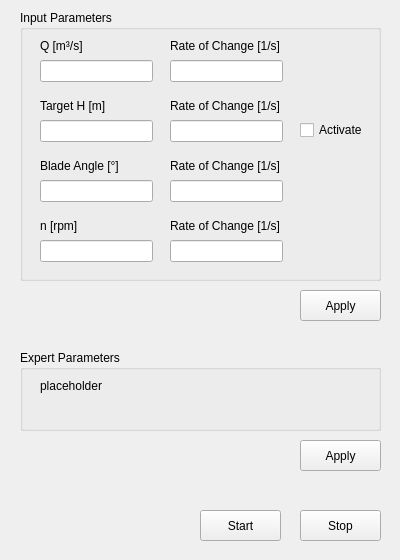
This is src/manual-automatic_control_widget.ui in AudriusZ/Hill-Chart-Calculator as Qt 5 draws it before an edit. The edited form follows.
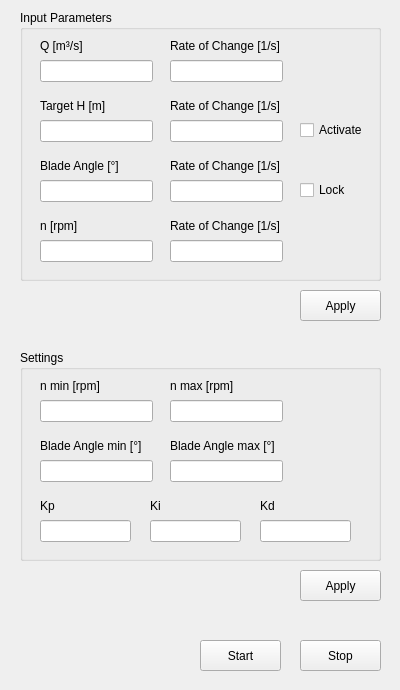
This is the edited form.

Patch:
```diff
--- a/src/manual-automatic_control_widget.ui
+++ b/src/manual-automatic_control_widget.ui
@@ -7,7 +7,7 @@
     <x>0</x>
     <y>0</y>
     <width>400</width>
-    <height>560</height>
+    <height>690</height>
    </rect>
   </property>
   <property name="windowTitle">
@@ -222,6 +222,19 @@
    <property name="title">
     <string>Input Parameters</string>
    </property>
+   <widget class="QCheckBox" name="checkBox_2">
+    <property name="geometry">
+     <rect>
+      <x>280</x>
+      <y>170</y>
+      <width>75</width>
+      <height>20</height>
+     </rect>
+    </property>
+    <property name="text">
+     <string>Lock</string>
+    </property>
+   </widget>
   </widget>
   <widget class="QPushButton" name="pushButtonApply">
    <property name="geometry">
@@ -242,23 +255,171 @@
      <x>20</x>
      <y>350</y>
      <width>361</width>
-     <height>81</height>
+     <height>211</height>
     </rect>
    </property>
    <property name="title">
-    <string>Expert Parameters</string>
+    <string>Settings</string>
    </property>
    <widget class="QLabel" name="label_n_2">
     <property name="geometry">
      <rect>
+      <x>150</x>
+      <y>80</y>
+      <width>111</width>
+      <height>31</height>
+     </rect>
+    </property>
+    <property name="text">
+     <string>Blade Angle max [°]</string>
+    </property>
+   </widget>
+   <widget class="QLabel" name="label_Kp">
+    <property name="geometry">
+     <rect>
       <x>20</x>
+      <y>140</y>
+      <width>101</width>
+      <height>31</height>
+     </rect>
+    </property>
+    <property name="text">
+     <string>Kp</string>
+    </property>
+   </widget>
+   <widget class="QLineEdit" name="lineEdit_Ki">
+    <property name="geometry">
+     <rect>
+      <x>130</x>
+      <y>170</y>
+      <width>91</width>
+      <height>22</height>
+     </rect>
+    </property>
+   </widget>
+   <widget class="QLabel" name="label_n_min">
+    <property name="geometry">
+     <rect>
+      <x>20</x>
       <y>20</y>
       <width>101</width>
       <height>31</height>
      </rect>
     </property>
     <property name="text">
-     <string>placeholder</string>
+     <string>n min [rpm]</string>
+    </property>
+   </widget>
+   <widget class="QLineEdit" name="lineEdit_blade_angle_max">
+    <property name="geometry">
+     <rect>
+      <x>150</x>
+      <y>110</y>
+      <width>113</width>
+      <height>22</height>
+     </rect>
+    </property>
+   </widget>
+   <widget class="QLabel" name="label_n_max">
+    <property name="geometry">
+     <rect>
+      <x>150</x>
+      <y>20</y>
+      <width>111</width>
+      <height>31</height>
+     </rect>
+    </property>
+    <property name="text">
+     <string>n max [rpm]</string>
+    </property>
+   </widget>
+   <widget class="QLabel" name="label_Ki">
+    <property name="geometry">
+     <rect>
+      <x>130</x>
+      <y>140</y>
+      <width>111</width>
+      <height>31</height>
+     </rect>
+    </property>
+    <property name="text">
+     <string>Ki</string>
+    </property>
+   </widget>
+   <widget class="QLineEdit" name="lineEdit_n_max">
+    <property name="geometry">
+     <rect>
+      <x>150</x>
+      <y>50</y>
+      <width>113</width>
+      <height>22</height>
+     </rect>
+    </property>
+   </widget>
+   <widget class="QLabel" name="label_Kd">
+    <property name="geometry">
+     <rect>
+      <x>240</x>
+      <y>140</y>
+      <width>101</width>
+      <height>31</height>
+     </rect>
+    </property>
+    <property name="text">
+     <string>Kd</string>
+    </property>
+   </widget>
+   <widget class="QLineEdit" name="lineEdit_blade_angle_min">
+    <property name="geometry">
+     <rect>
+      <x>20</x>
+      <y>110</y>
+      <width>113</width>
+      <height>22</height>
+     </rect>
+    </property>
+   </widget>
+   <widget class="QLineEdit" name="lineEdit_Kd">
+    <property name="geometry">
+     <rect>
+      <x>240</x>
+      <y>170</y>
+      <width>91</width>
+      <height>22</height>
+     </rect>
+    </property>
+   </widget>
+   <widget class="QLabel" name="label_blade_angle_min">
+    <property name="geometry">
+     <rect>
+      <x>20</x>
+      <y>80</y>
+      <width>101</width>
+      <height>31</height>
+     </rect>
+    </property>
+    <property name="text">
+     <string>Blade Angle min [°]</string>
+    </property>
+   </widget>
+   <widget class="QLineEdit" name="lineEdit_n_min">
+    <property name="geometry">
+     <rect>
+      <x>20</x>
+      <y>50</y>
+      <width>113</width>
+      <height>22</height>
+     </rect>
+    </property>
+   </widget>
+   <widget class="QLineEdit" name="lineEdit_Kp">
+    <property name="geometry">
+     <rect>
+      <x>20</x>
+      <y>170</y>
+      <width>91</width>
+      <height>22</height>
+     </rect>
     </property>
    </widget>
   </widget>
@@ -266,7 +427,7 @@
    <property name="geometry">
     <rect>
      <x>300</x>
-     <y>440</y>
+     <y>570</y>
      <width>81</width>
      <height>31</height>
     </rect>
@@ -279,7 +440,7 @@
    <property name="geometry">
     <rect>
      <x>300</x>
-     <y>510</y>
+     <y>640</y>
      <width>81</width>
      <height>31</height>
     </rect>
@@ -292,7 +453,7 @@
    <property name="geometry">
     <rect>
      <x>200</x>
-     <y>510</y>
+     <y>640</y>
      <width>81</width>
      <height>31</height>
     </rect>
```
Left out of the diff: 4 changed lines with no effect on the pictures.
